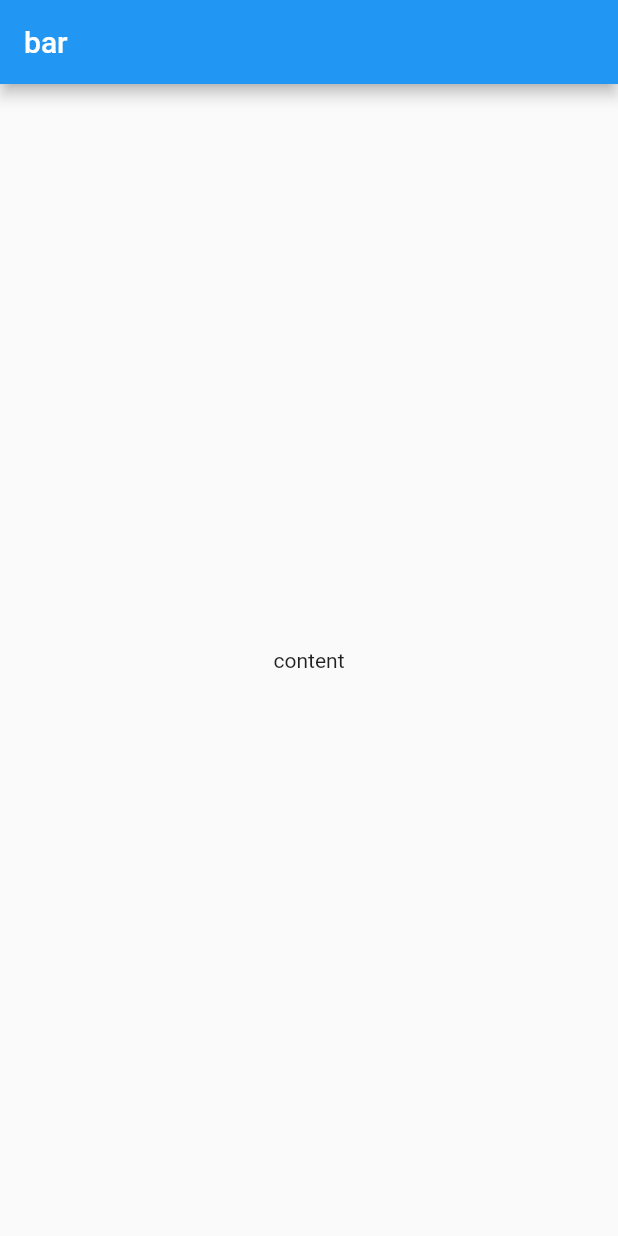
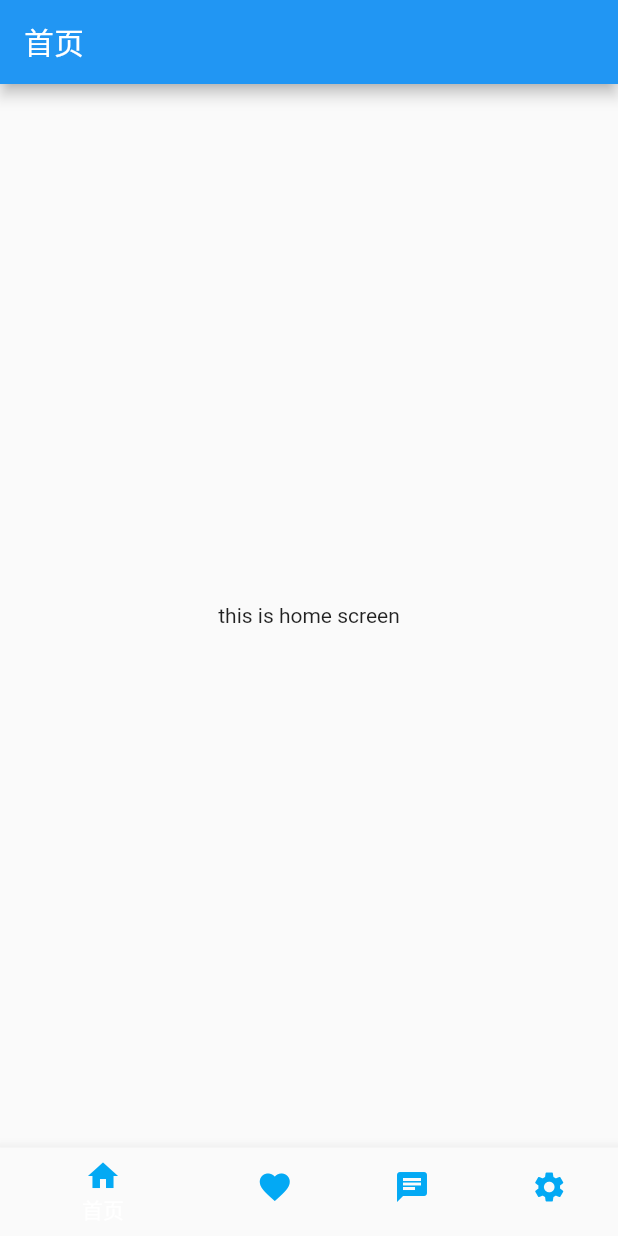
Before and after one commit to esirioneyibo/flutter_study_app, a Flutter app: the screen it shows after launch, on a phone screen of 412 x 824 dp. Run offline on Flutter 3.47's test engine with Material 2 defaults, Android fonts, the phone set to English and light mode, and no system bars.

Commit message:
底部导航

```diff
--- a/lib/main.dart
+++ b/lib/main.dart
@@ -1,4 +1,5 @@
 import 'package:flutter/material.dart';
+import 'package:flutter_study_app/navigator/BottomNavigator.dart';
 
 void main() => runApp(MyApp());
 
@@ -7,12 +8,8 @@ class MyApp extends StatelessWidget {
   Widget build(BuildContext context) {
     return MaterialApp(
       title: 'xiaomo',
-      home: Scaffold(
-        appBar: AppBar(title: Text('bar')),
-        body: Center(
-          child: Text('content'),
-        ),
-      ),
+      theme: ThemeData.light(),
+      home: BottomNavigator(),
     );
   }
 }
--- /dev/null
+++ b/lib/navigator/BottomNavigator.dart
@@ -0,0 +1,61 @@
+import 'package:flutter/material.dart';
+import 'package:flutter_study_app/pages/ChatScreen.dart';
+import 'package:flutter_study_app/pages/HomeScreen.dart';
+import 'package:flutter_study_app/pages/MineScreen.dart';
+import 'package:flutter_study_app/pages/PractiseScreen.dart';
+
+import '../theme.dart';
+
+///
+/// 导航器是一个有状态的组件
+class BottomNavigator extends StatefulWidget {
+  @override
+  _BottomNavigatorState createState() => _BottomNavigatorState();
+}
+
+class _BottomNavigatorState extends State<BottomNavigator> {
+  /// tab页容器,如果list内容可变，不能指定list的大小
+  List<Widget> tabs = new List();
+
+  int _currentIndex = 0;
+
+  @override
+  Widget build(BuildContext context) {
+    var tabItems = [
+      BottomNavigationBarItem(
+          icon: Icon(Icons.home, color: bottomNavigatorBackgroundColor),
+          title: new Text('首页')),
+      BottomNavigationBarItem(
+          icon: Icon(Icons.favorite, color: bottomNavigatorBackgroundColor),
+          title: new Text('每日一练')),
+      BottomNavigationBarItem(
+          icon: Icon(Icons.chat, color: bottomNavigatorBackgroundColor),
+          title: new Text('圈子')),
+      BottomNavigationBarItem(
+          icon: Icon(Icons.settings, color: bottomNavigatorBackgroundColor),
+          title: new Text('我的')),
+    ];
+    return Scaffold(
+      body: tabs[_currentIndex],
+      bottomNavigationBar: BottomNavigationBar(
+        items: tabItems,
+        onTap: (int index) {
+          setState(() {
+            _currentIndex = index;
+          });
+        },
+        currentIndex: _currentIndex,
+      ),
+    );
+  }
+
+  @override
+  void initState() {
+    tabs
+      ..add(new HomeScreen())
+      ..add(new PractiseScreen())
+      ..add(new ChatScreen())
+      ..add(new MineScreen());
+    super.initState();
+  }
+}
--- /dev/null
+++ b/lib/pages/HomeScreen.dart
@@ -0,0 +1,13 @@
+import 'package:flutter/material.dart';
+
+class HomeScreen extends StatelessWidget {
+  @override
+  Widget build(BuildContext context) {
+    return Scaffold(
+      appBar: AppBar(title: Text('首页')),
+      body: Center(
+        child: Text('this is home screen'),
+      ),
+    );
+  }
+}
--- a/lib/theme.dart
+++ b/lib/theme.dart
@@ -0,0 +1,3 @@
+import 'package:flutter/material.dart';
+
+const bottomNavigatorBackgroundColor = Colors.lightBlue;
```
Also changed, not shown: lib/navigator/LeftNavigator.dart (added, +17 -0 lines), lib/pages/AboutScreen.dart (added, +13 -0 lines), lib/pages/ChatScreen.dart (added, +13 -0 lines), lib/pages/MineScreen.dart (added, +13 -0 lines), lib/pages/PractiseScreen.dart (added, +13 -0 lines).
